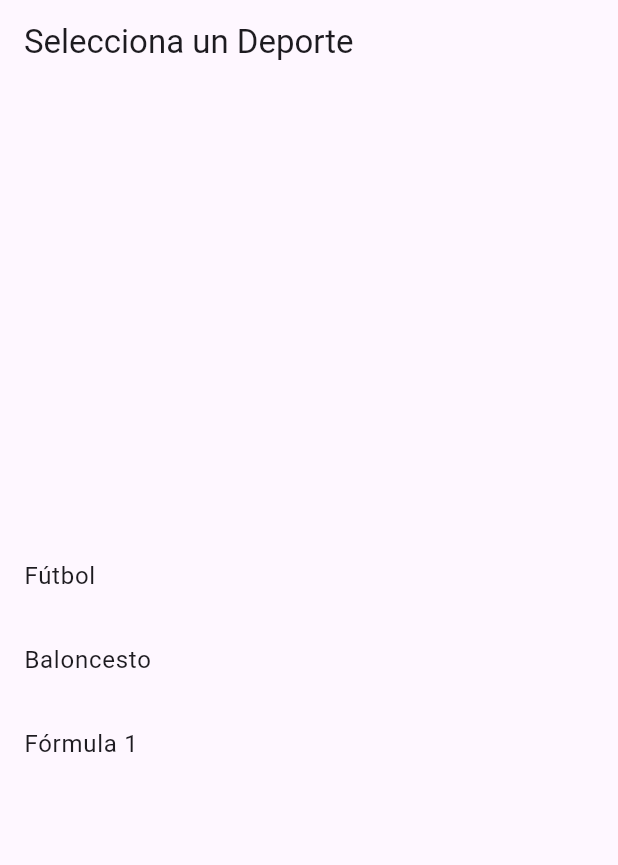
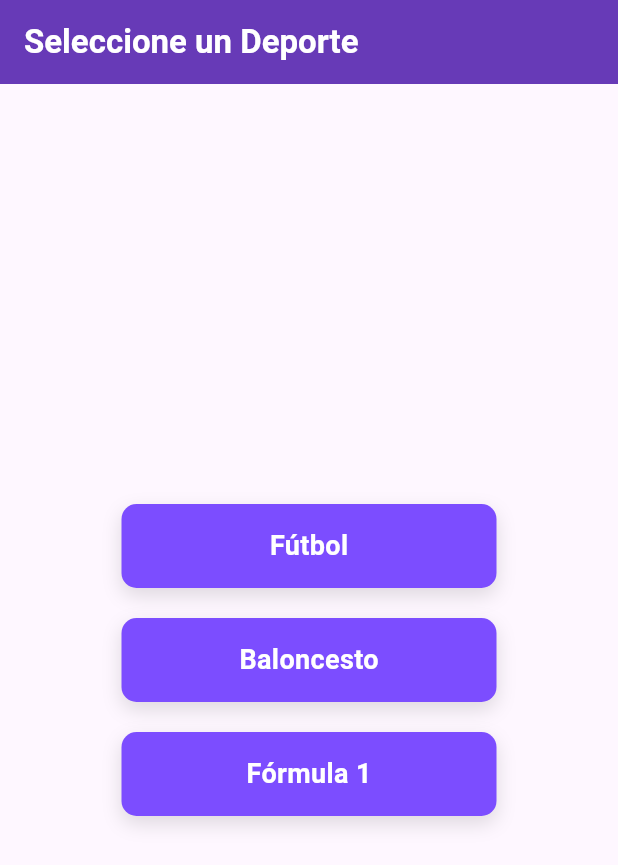
Before and after one commit to JuaniFiele/Flutter-Project-dsw, a Flutter app: the screen it shows after launch, on a phone screen of 412 x 824 dp. Shown: the top 865 px of the screen. Run offline on Flutter 3.47's test engine with Material 3 defaults, Android fonts, the phone set to English and light mode, and no system bars.

Commit message:
Estilo para home_screen, sport_selection y main

```diff
--- a/lib/main.dart
+++ b/lib/main.dart
@@ -25,9 +25,17 @@ class MyApp extends StatelessWidget {
     return MaterialApp(
       title: 'Deportes en Vivo',
       theme: ThemeData(
-        primarySwatch: Colors.blue,
+        primarySwatch: Colors.deepPurple,
+        textTheme: TextTheme(
+          headlineLarge: TextStyle(fontSize: 22, fontWeight: FontWeight.bold, color: Colors.white),
+          bodyLarge: TextStyle(fontSize: 16, color: Colors.black),
+        ),
+        appBarTheme: AppBarTheme(
+          color: Colors.deepPurple,
+          titleTextStyle: TextStyle(fontSize: 22, fontWeight: FontWeight.bold, color: Colors.white),
+        ),
       ),
-      home: SportSelectionScreen(), // Cambia aquí para mostrar el menú principal
+      home: SportSelectionScreen(),
     );
   }
 }
--- a/lib/screens/sport_selection_screen.dart
+++ b/lib/screens/sport_selection_screen.dart
@@ -6,39 +6,55 @@ class SportSelectionScreen extends StatelessWidget {
   Widget build(BuildContext context) {
     return Scaffold(
       appBar: AppBar(
-        title: Text('Selecciona un Deporte'),
+        title: Text('Seleccione un Deporte'),
       ),
-      body: Column(
+      body: Center(
+        child: Column(
           mainAxisAlignment: MainAxisAlignment.center,
           children: [
-          ListTile(
-            title: Text('Fútbol'),
+            buildSportOption(context, 'Fútbol', 'football'),
+            SizedBox(height: 20),
+            buildSportOption(context, 'Baloncesto', 'basketball'),
+            SizedBox(height: 20),
+            buildSportOption(context, 'Fórmula 1', 'formula1'),
+          ],
+        ),
+      ),
+    );
+  }
+
+  Widget buildSportOption(BuildContext context, String sportName, String sportKey) {
+    return GestureDetector(
       onTap: () {
         Navigator.push(
           context,
-                MaterialPageRoute(builder: (context) => HomeScreen(sport: 'football')),
+          MaterialPageRoute(builder: (context) => HomeScreen(sport: sportKey)),
         );
       },
-          ),
-          ListTile(
-            title: Text('Baloncesto'),
-            onTap: () {
-              Navigator.push(
-                context,
-                MaterialPageRoute(builder: (context) => HomeScreen(sport: 'basketball')),
-              );
-            },
-          ),
-          ListTile(
-            title: Text('Fórmula 1'),
-            onTap: () {
-              Navigator.push(
-                context,
-                MaterialPageRoute(builder: (context) => HomeScreen(sport: 'formula1')),
-              );
-            },
+      child: Container(
+        width: 250,
+        padding: EdgeInsets.symmetric(vertical: 15),
+        decoration: BoxDecoration(
+          color: Colors.deepPurpleAccent, // Fondo del recuadro
+          borderRadius: BorderRadius.circular(10),
+          boxShadow: [
+            BoxShadow(
+              color: Colors.black12,
+              blurRadius: 10,
+              offset: Offset(0, 5),
             ),
           ],
+        ),
+        child: Center(
+          child: Text(
+            sportName,
+            style: TextStyle(
+              fontSize: 18,
+              color: Colors.white,
+              fontWeight: FontWeight.bold,
+            ),
+          ),
+        ),
       ),
     );
   }
```
Also changed, not shown: lib/screens/home_screen.dart (+72 -15 lines). Lines whose indentation alone changed are shown as unchanged.
